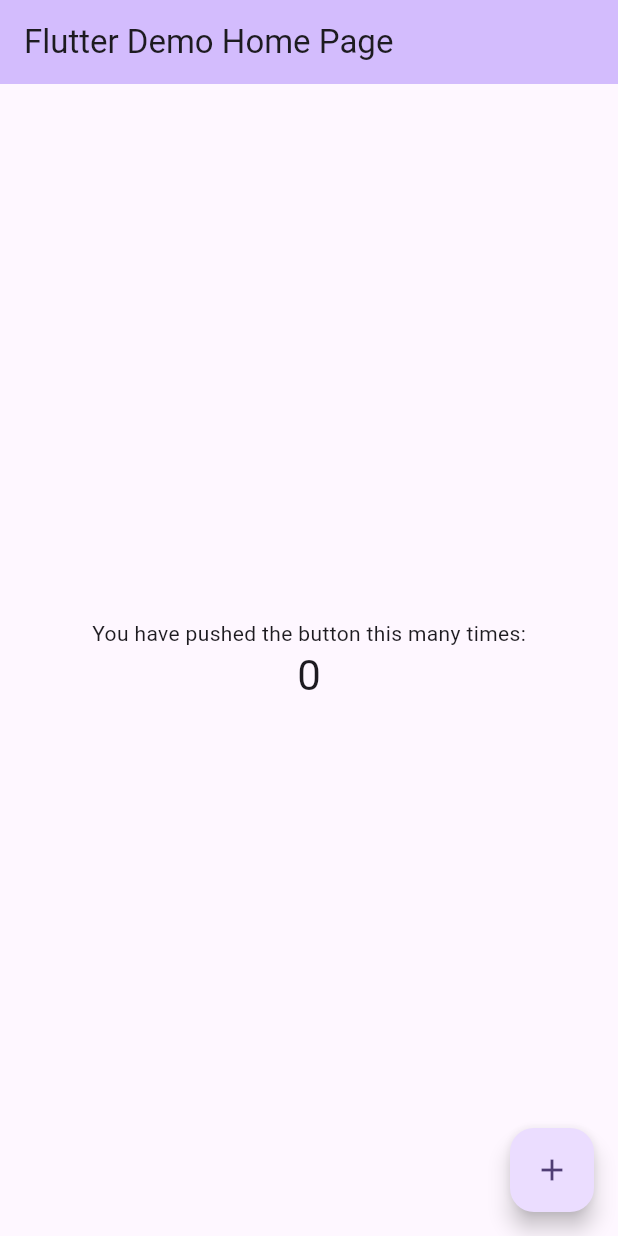
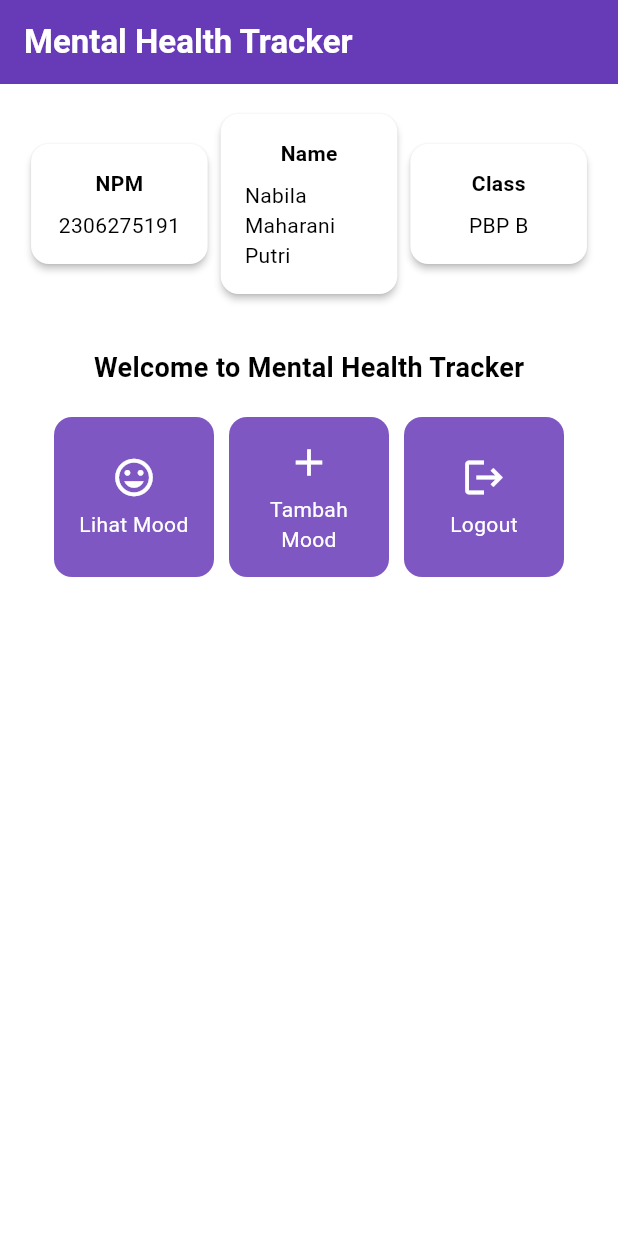
Before and after one commit to nabsskrrtt/mental-health-tracker-mobile, a Flutter app: the screen it shows after launch, on a phone screen of 412 x 824 dp. Run offline on Flutter 3.47's test engine with Material 3 defaults, Android fonts, the phone set to English and light mode, and no system bars.

Commit message:
tutorial 6 selesai

```diff
--- a/lib/main.dart
+++ b/lib/main.dart
@@ -1,4 +1,5 @@
 import 'package:flutter/material.dart';
+import 'package:mental_health_tracker_mobile/menu.dart';
 
 void main() {
   runApp(const MyApp());
@@ -28,98 +29,11 @@ class MyApp extends StatelessWidget {
         //
         // This works for code too, not just values: Most code changes can be
         // tested with just a hot reload.
-        colorScheme: ColorScheme.fromSeed(seedColor: Colors.deepPurple),
-        useMaterial3: true,
+        colorScheme: ColorScheme.fromSwatch(
+              primarySwatch: Colors.deepPurple,
+        ).copyWith(secondary: Colors.deepPurple[400]),
       ),
-      home: const MyHomePage(title: 'Flutter Demo Home Page'),
+      home: MyHomePage(),
     );
   }
 }
-
-class MyHomePage extends StatefulWidget {
-  const MyHomePage({super.key, required this.title});
-
-  // This widget is the home page of your application. It is stateful, meaning
-  // that it has a State object (defined below) that contains fields that affect
-  // how it looks.
-
-  // This class is the configuration for the state. It holds the values (in this
-  // case the title) provided by the parent (in this case the App widget) and
-  // used by the build method of the State. Fields in a Widget subclass are
-  // always marked "final".
-
-  final String title;
-
-  @override
-  State<MyHomePage> createState() => _MyHomePageState();
-}
-
-class _MyHomePageState extends State<MyHomePage> {
-  int _counter = 0;
-
-  void _incrementCounter() {
-    setState(() {
-      // This call to setState tells the Flutter framework that something has
-      // changed in this State, which causes it to rerun the build method below
-      // so that the display can reflect the updated values. If we changed
-      // _counter without calling setState(), then the build method would not be
-      // called again, and so nothing would appear to happen.
-      _counter++;
-    });
-  }
-
-  @override
-  Widget build(BuildContext context) {
-    // This method is rerun every time setState is called, for instance as done
-    // by the _incrementCounter method above.
-    //
-    // The Flutter framework has been optimized to make rerunning build methods
-    // fast, so that you can just rebuild anything that needs updating rather
-    // than having to individually change instances of widgets.
-    return Scaffold(
-      appBar: AppBar(
-        // TRY THIS: Try changing the color here to a specific color (to
-        // Colors.amber, perhaps?) and trigger a hot reload to see the AppBar
-        // change color while the other colors stay the same.
-        backgroundColor: Theme.of(context).colorScheme.inversePrimary,
-        // Here we take the value from the MyHomePage object that was created by
-        // the App.build method, and use it to set our appbar title.
-        title: Text(widget.title),
-      ),
-      body: Center(
-        // Center is a layout widget. It takes a single child and positions it
-        // in the middle of the parent.
-        child: Column(
-          // Column is also a layout widget. It takes a list of children and
-          // arranges them vertically. By default, it sizes itself to fit its
-          // children horizontally, and tries to be as tall as its parent.
-          //
-          // Column has various properties to control how it sizes itself and
-          // how it positions its children. Here we use mainAxisAlignment to
-          // center the children vertically; the main axis here is the vertical
-          // axis because Columns are vertical (the cross axis would be
-          // horizontal).
-          //
-          // TRY THIS: Invoke "debug painting" (choose the "Toggle Debug Paint"
-          // action in the IDE, or press "p" in the console), to see the
-          // wireframe for each widget.
-          mainAxisAlignment: MainAxisAlignment.center,
-          children: <Widget>[
-            const Text(
-              'You have pushed the button this many times:',
-            ),
-            Text(
-              '$_counter',
-              style: Theme.of(context).textTheme.headlineMedium,
-            ),
-          ],
-        ),
-      ),
-      floatingActionButton: FloatingActionButton(
-        onPressed: _incrementCounter,
-        tooltip: 'Increment',
-        child: const Icon(Icons.add),
-      ), // This trailing comma makes auto-formatting nicer for build methods.
-    );
-  }
-}
--- /dev/null
+++ b/lib/menu.dart
@@ -0,0 +1,188 @@
+import 'package:flutter/material.dart';
+
+class MyHomePage extends StatelessWidget {
+  MyHomePage({super.key});
+
+  final String npm = '2306275191'; // NPM
+  final String name = 'Nabila Maharani Putri'; // Nama
+  final String className = 'PBP B'; // Kelas
+
+  final List<ItemHomepage> items = [
+      ItemHomepage("Lihat Mood", Icons.mood),
+      ItemHomepage("Tambah Mood", Icons.add),
+      ItemHomepage("Logout", Icons.logout),
+  ];
+
+  @override
+  Widget build(BuildContext context) {
+    // Scaffold menyediakan struktur dasar halaman dengan AppBar dan body.
+    return Scaffold(
+      // AppBar adalah bagian atas halaman yang menampilkan judul.
+      appBar: AppBar(
+        // Judul aplikasi "Mental Health Tracker" dengan teks putih dan tebal.
+        title: const Text(
+          'Mental Health Tracker',
+          style: TextStyle(
+            color: Colors.white,
+            fontWeight: FontWeight.bold,
+          ),
+        ),
+        // Warna latar belakang AppBar diambil dari skema warna tema aplikasi.
+        backgroundColor: Theme.of(context).colorScheme.primary,
+      ),
+      // Body halaman dengan padding di sekelilingnya.
+      body: Padding(
+        padding: const EdgeInsets.all(16.0),
+        // Menyusun widget secara vertikal dalam sebuah kolom.
+        child: Column(
+          crossAxisAlignment: CrossAxisAlignment.center,
+          children: [
+            // Row untuk menampilkan 3 InfoCard secara horizontal.
+            Row(
+              mainAxisAlignment: MainAxisAlignment.spaceEvenly,
+              children: [
+                InfoCard(title: 'NPM', content: npm),
+                InfoCard(title: 'Name', content: name),
+                InfoCard(title: 'Class', content: className),
+              ],
+            ),
+
+            // Memberikan jarak vertikal 16 unit.
+            const SizedBox(height: 16.0),
+
+            // Menempatkan widget berikutnya di tengah halaman.
+            Center(
+              child: Column(
+                // Menyusun teks dan grid item secara vertikal.
+
+                children: [
+                  // Menampilkan teks sambutan dengan gaya tebal dan ukuran 18.
+                  const Padding(
+                    padding: EdgeInsets.only(top: 16.0),
+                    child: Text(
+                      'Welcome to Mental Health Tracker',
+                      style: TextStyle(
+                        fontWeight: FontWeight.bold,
+                        fontSize: 18.0,
+                      ),
+                    ),
+                  ),
+
+                  // Grid untuk menampilkan ItemCard dalam bentuk grid 3 kolom.
+                  GridView.count(
+                    primary: true,
+                    padding: const EdgeInsets.all(20),
+                    crossAxisSpacing: 10,
+                    mainAxisSpacing: 10,
+                    crossAxisCount: 3,
+                    // Agar grid menyesuaikan tinggi kontennya.
+                    shrinkWrap: true,
+
+                    // Menampilkan ItemCard untuk setiap item dalam list items.
+                    children: items.map((ItemHomepage item) {
+                      return ItemCard(item);
+                    }).toList(),
+                  ),
+                ],
+              ),
+            ),
+          ],
+        ),
+      ),
+    );
+  }
+}
+
+class ItemCard extends StatelessWidget {
+  // Menampilkan kartu dengan ikon dan nama.
+
+  final ItemHomepage item;
+
+  const ItemCard(this.item, {super.key});
+
+  @override
+  Widget build(BuildContext context) {
+    return Material(
+      // Menentukan warna latar belakang dari tema aplikasi.
+      color: Theme.of(context).colorScheme.secondary,
+      // Membuat sudut kartu melengkung.
+      borderRadius: BorderRadius.circular(12),
+
+      child: InkWell(
+        // Aksi ketika kartu ditekan.
+        onTap: () {
+          // Menampilkan pesan SnackBar saat kartu ditekan.
+          ScaffoldMessenger.of(context)
+            ..hideCurrentSnackBar()
+            ..showSnackBar(
+              SnackBar(content: Text("Kamu telah menekan tombol ${item.name}!"))
+            );
+        },
+        // Container untuk menyimpan Icon dan Text
+        child: Container(
+          padding: const EdgeInsets.all(8),
+          child: Center(
+            child: Column(
+              // Menyusun ikon dan teks di tengah kartu.
+              mainAxisAlignment: MainAxisAlignment.center,
+              children: [
+                Icon(
+                  item.icon,
+                  color: Colors.white,
+                  size: 30.0,
+                ),
+                const Padding(padding: EdgeInsets.all(3)),
+                Text(
+                  item.name,
+                  textAlign: TextAlign.center,
+                  style: const TextStyle(color: Colors.white),
+                ),
+              ],
+            ),
+          ),
+        ),
+      ),
+    );
+  }
+
+}
+
+class ItemHomepage {
+    final String name;
+    final IconData icon;
+
+    ItemHomepage(this.name, this.icon);
+}
+
+class InfoCard extends StatelessWidget {
+  // Kartu informasi yang menampilkan title dan content.
+
+  final String title;  // Judul kartu.
+  final String content;  // Isi kartu.
+
+  const InfoCard({super.key, required this.title, required this.content});
+
+  @override
+  Widget build(BuildContext context) {
+    return Card(
+      // Membuat kotak kartu dengan bayangan dibawahnya.
+      elevation: 2.0,
+      child: Container(
+        // Mengatur ukuran dan jarak di dalam kartu.
+        width: MediaQuery.of(context).size.width / 3.5, // menyesuaikan dengan lebar device yang digunakan.
+        padding: const EdgeInsets.all(16.0),
+        // Menyusun title dan content secara vertikal.
+        child: Column(
+          children: [
+            Text(
+              title,
+              style: const TextStyle(fontWeight: FontWeight.bold),
+            ),
+            const SizedBox(height: 8.0),
+            Text(content),
+          ],
+        ),
+      ),
+    );
+  }
+}
```
